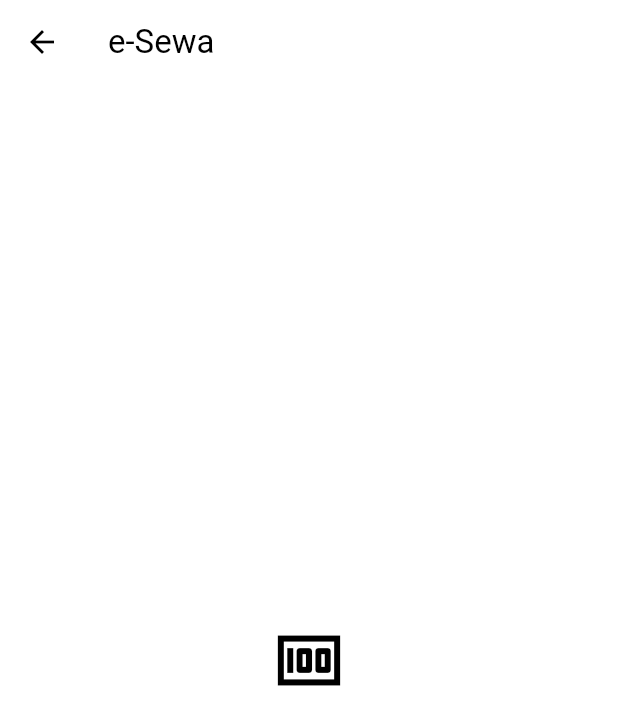
After one commit to rohan165-boop/Class-Session, a Flutter app: the screen it shows after launch, after a tap on "E-Sewa", on a phone screen of 412 x 824 dp. The commit adds this screen. Shown: the top 725 px of the screen. Run offline on Flutter 3.47's test engine with Material 2 defaults, Android fonts, the phone set to English and light mode, and no system bars; our stand-ins replace audioplayers, cached_network_image, chewie, dio, file_picker, flutter_bloc and 4 more.

Commit message:
integrates succesfuly e-sewa

```diff
--- /dev/null
+++ b/esewa_flutter_sdk/lib/constants.dart
@@ -0,0 +1,6 @@
+const String ARGS_KEY_CONFIG = 'config';
+const String ARGS_KEY_PAYMENT = 'payment';
+const String METHOD_CHANNEL_NAME = 'flutter_sdk_channel';
+const String PAYMENT_METHOD_SUCCESS = 'payment_success';
+const String PAYMENT_METHOD_FAILURE = 'payment_failure';
+const String PAYMENT_METHOD_CANCELLATION = 'payment_cancellation';
--- /dev/null
+++ b/esewa_flutter_sdk/lib/esewa_config.dart
@@ -0,0 +1,25 @@
+class EsewaConfig {
+  final String clientId;
+  final String secretId;
+  final Environment environment;
+
+  EsewaConfig({
+    required this.clientId,
+    required this.secretId,
+    required this.environment,
+  });
+}
+
+extension ConfigExt on EsewaConfig {
+  Map<String, dynamic> toMap() => {
+        "client_id": this.clientId,
+        "client_secret": this.secretId,
+        "environment": this.environment.parse(),
+      };
+}
+
+enum Environment { test, live }
+
+extension EnvExt on Environment {
+  String parse() => this == Environment.live ? 'live' : 'test';
+}
--- /dev/null
+++ b/esewa_flutter_sdk/lib/esewa_flutter_sdk.dart
@@ -0,0 +1,70 @@
+import 'dart:convert';
+import 'dart:io';
+import 'package:esewa_flutter_sdk/esewa_config.dart';
+import 'package:esewa_flutter_sdk/esewa_payment.dart';
+import 'package:esewa_flutter_sdk/esewa_payment_success_result.dart';
+import 'package:flutter/services.dart';
+import 'constants.dart';
+
+class EsewaFlutterSdk {
+  static const MethodChannel _channel =
+      const MethodChannel(METHOD_CHANNEL_NAME);
+
+  static void showToast(String message) {
+    _channel.invokeMethod('showToast', {"message": message});
+  }
+
+  static void initPayment({
+    required EsewaConfig esewaConfig,
+    required EsewaPayment esewaPayment,
+    required Function(EsewaPaymentSuccessResult) onPaymentSuccess,
+    required Function onPaymentFailure,
+    required Function onPaymentCancellation,
+  }) {
+    _channel.invokeMethod(
+        'initPayment', _buildArgs(esewaConfig, esewaPayment));
+    _channel.setMethodCallHandler((call) async {
+      switch (call.method) {
+        case PAYMENT_METHOD_SUCCESS:
+          print(":::METHOD CALL RESULT SUCCESS");
+          final Map<String, dynamic> result;
+          if (Platform.isIOS) {
+            result = Map<String, dynamic>.from(call.arguments);
+          } else {
+            result = json.decode(call.arguments);
+          }
+          final EsewaPaymentSuccessResult paymentResult = EsewaPaymentSuccessResult(
+            productId: result["productID"] ?? result["productId"],
+            productName: result["productName"],
+            totalAmount: result["totalAmount"],
+            environment: result["environment"],
+            code: result["code"],
+            merchantName: result["merchantName"],
+            message: result["message"]["successMessage"],
+            status: result["transactionDetails"]["status"],
+            date: result["transactionDetails"]["date"],
+            refId: result["transactionDetails"]["referenceId"],
+          );
+          onPaymentSuccess(paymentResult);
+          break;
+        case PAYMENT_METHOD_FAILURE:
+          print(":::METHOD CALL RESULT FAILURE");
+          onPaymentFailure(call.arguments);
+          break;
+        case PAYMENT_METHOD_CANCELLATION:
+          print(":::METHOD CALL RESULT CANCELLATION");
+          onPaymentCancellation(call.arguments);
+          break;
+      }
+    });
+  }
+
+  static Map<String, dynamic> _buildArgs(
+    EsewaConfig esewaConfig,
+    EsewaPayment esewaPayment,
+  ) =>
+      {
+        ARGS_KEY_CONFIG: esewaConfig.toMap(),
+        ARGS_KEY_PAYMENT: esewaPayment.toMap(),
+      };
+}
--- /dev/null
+++ b/esewa_flutter_sdk/lib/esewa_payment.dart
@@ -0,0 +1,29 @@
+/*
+ *  Use callback URL to verify the transaction via the valid POST api provided
+ *  For mobile plaform, it is recommended to use the eSewa transaction verification API to verify the transaction
+ *  EBP number is an optional parameter, used for government merchant payments
+ */
+class EsewaPayment {
+  final String productId;
+  final String productName;
+  final String productPrice;
+  final String? callbackUrl;
+  final String? ebpNo;
+
+  EsewaPayment(
+      {required this.productId,
+      required this.productName,
+      required this.productPrice,
+      this.callbackUrl = "",
+      this.ebpNo});
+}
+
+extension PaymentExt on EsewaPayment {
+  Map<String, dynamic> toMap() => {
+        "product_id": this.productId,
+        "product_name": this.productName,
+        "product_price": this.productPrice,
+        "callback_url": this.callbackUrl,
+        "ebp_no": ebpNo
+      };
+}
--- /dev/null
+++ b/esewa_flutter_sdk/lib/esewa_payment_success_result.dart
@@ -0,0 +1,74 @@
+import 'dart:convert';
+
+EsewaPaymentSuccessResult esewaPaymentResultFromJson(String str) =>
+    EsewaPaymentSuccessResult.fromJson(json.decode(str));
+
+String esewaPaymentResultToJson(EsewaPaymentSuccessResult data) =>
+    json.encode(data.toJson());
+
+class EsewaPaymentSuccessResult {
+  EsewaPaymentSuccessResult({
+    required this.productId,
+    required this.productName,
+    required this.totalAmount,
+    required this.environment,
+    required this.code,
+    required this.merchantName,
+    required this.message,
+    required this.date,
+    required this.status,
+    required this.refId,
+  });
+
+  String productId;
+  String productName;
+  String totalAmount;
+  String environment;
+  String code;
+  String merchantName;
+  String message;
+  String date;
+  String status;
+  String refId;
+
+  factory EsewaPaymentSuccessResult.fromJson(Map<String, dynamic> json) =>
+      EsewaPaymentSuccessResult(
+        productId: json["productID"] ?? json["productId"],
+        productName: json["productName"],
+        totalAmount: json["totalAmount"],
+        environment: json["environment"],
+        code: json["code"],
+        merchantName: json["merchantName"],
+        message: json["message"],
+        date: json["date"],
+        status: json["status"],
+        refId: json["referenceId"],
+      );
+
+  Map<String, dynamic> toJson() => {
+        "productId": productId,
+        "productName": productName,
+        "totalAmount": totalAmount,
+        "environment": environment,
+        "code": code,
+        "merchantName": merchantName,
+        "message": message,
+        "date": date,
+        "status": status,
+        "refId": refId,
+      };
+
+  @override
+  String toString() => '''
+        "productId": $productId,
+        "productName": $productName,
+        "totalAmount": $totalAmount,
+        "environment": $environment,
+        "code": $code,
+        "merchantName": $merchantName,
+        "message": $message,
+        "date": $date,
+        "status": $status,
+        "refId": $refId,
+  ''';
+}
--- /dev/null
+++ b/lib/eSewa/e_sewa_screen.dart
@@ -0,0 +1,73 @@
+import 'dart:developer';
+
+import 'package:esewa_flutter_sdk/esewa_config.dart';
+import 'package:esewa_flutter_sdk/esewa_flutter_sdk.dart';
+import 'package:esewa_flutter_sdk/esewa_payment.dart';
+import 'package:esewa_flutter_sdk/esewa_payment_success_result.dart';
+import 'package:flutter/material.dart';
+
+class ESewaScreen extends StatefulWidget {
+  const ESewaScreen({super.key});
+
+  @override
+  State<ESewaScreen> createState() => _ESewaScreenState();
+}
+
+class _ESewaScreenState extends State<ESewaScreen> {
+  @override
+  Widget build(BuildContext context) {
+    return Scaffold(
+      appBar: AppBar(
+        automaticallyImplyLeading: true,
+        title: Text(
+          "e-Sewa",
+          style: Theme.of(context).textTheme.titleLarge,
+        ),
+      ),
+      body: Center(
+        child: IconButton(
+          icon: const Icon(
+            Icons.money,
+            size: 50,
+          ),
+          onPressed: () {
+            try {
+              EsewaFlutterSdk.initPayment(
+                esewaConfig: EsewaConfig(
+                  environment: Environment.test,
+                  clientId:
+                      "JB0BBQ4aD0UqIThFJwAKBgAXEUkEGQUBBAwdOgABHD4DChwUAB0R",
+                  secretId: "BhwIWQQADhIYSxILExMcAgFXFhcOBwAKBgAXEQ==",
+                ),
+                esewaPayment: EsewaPayment(
+                  productId: "000123roh",
+                  productName: "test Purpose",
+                  productPrice: "100",
+                  // callbackUrl:
+                  // paymentModel.paymentCredentials!.esewaCallbackUrl,
+                  // ebpNo: paymentModel.transactionId,
+                ),
+                onPaymentSuccess: (EsewaPaymentSuccessResult data) {
+                  // onSuccess(data);
+
+                  log(" Payment Successful");
+                  log(data.totalAmount);
+                  log(data.refId);
+                },
+                onPaymentFailure: (data) {
+                  log("Payment Failed");
+                },
+                onPaymentCancellation: (data) {
+                  debugPrint(":::CANCELLATION::: => $data");
+                  log("Payment cancelled"); // showToast(msg: "Payment cancelled");
+                },
+              );
+            } on Exception catch (e) {
+              debugPrint("EXCEPTION : ${e.toString()}");
+            }
+          },
+        ),
+      ),
+    );
+  }
+}
--- a/lib/entry_screen.dart
+++ b/lib/entry_screen.dart
@@ -2,6 +2,7 @@ import 'package:flutter/material.dart';
 import 'package:p_1/animation/view.dart';
 import 'package:p_1/audio_player/screen/audio_player.dart';
 import 'package:p_1/camera_detcator/camera_screen.dart';
+import 'package:p_1/eSewa/e_sewa_screen.dart';
 import 'package:p_1/video_player/screen/video_screen.dart';
 
 class EntryScreen extends StatefulWidget {
@@ -64,6 +65,19 @@ class _EntryScreenState extends State<EntryScreen> {
                   Navigator.push(
                       context,
                       MaterialPageRoute(
+                          builder: (context) => const ESewaScreen()));
+                },
+                child: Text("E-Sewa",
+                    style: Theme.of(context).textTheme.headlineLarge),
+              ),
+              const SizedBox(
+                height: 20,
+              ),
+              ElevatedButton(
+                onPressed: () {
+                  Navigator.push(
+                      context,
+                      MaterialPageRoute(
                           builder: (context) => const AnimatedPathDemo()));
                 },
                 child: Text("Animation",
--- a/pubspec.yaml
+++ b/pubspec.yaml
@@ -13,6 +13,9 @@ environment:
 dependencies:
   flutter:
     sdk: flutter
+
+  esewa_flutter_sdk:
+    path: ./esewa_flutter_sdk
 
 
   cupertino_icons: ^1.0.2
```
Also changed, not shown: esewa_flutter_sdk/lib/payment_failure.dart (added, +7 -0 lines), esewa_flutter_sdk/pubspec.yaml (added, +27 -0 lines), esewa_flutter_sdk/pubspec.lock (added), pubspec.lock, 77 other files.
